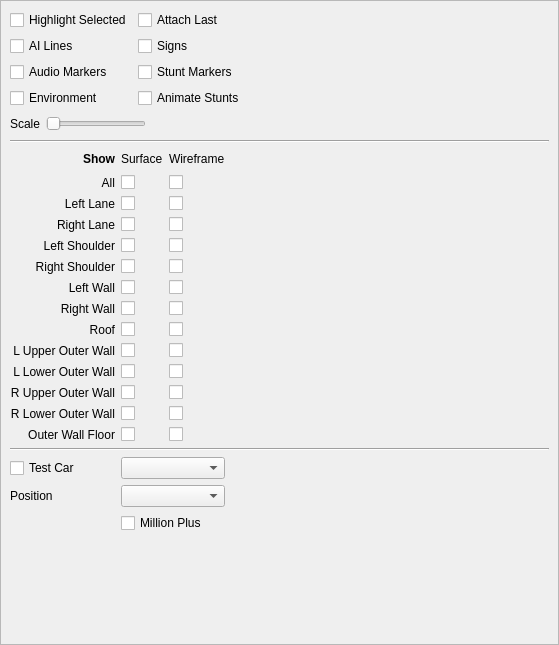
Old version of the form TrackEditor/DisplaySettings.ui in the repository Zizin13/Roller.
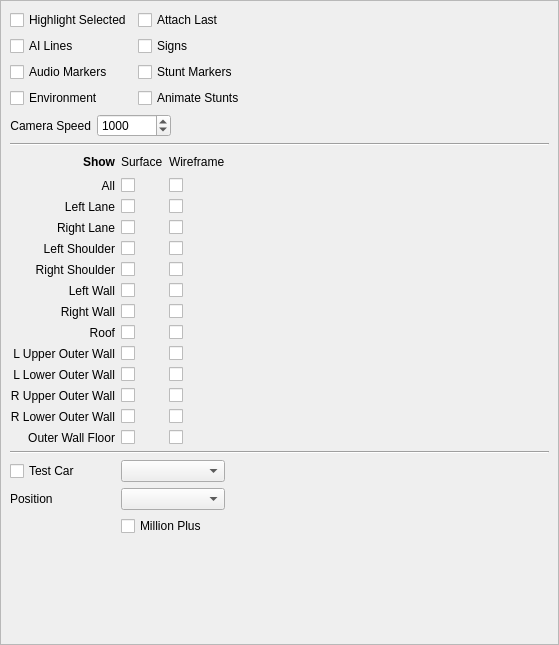
New version of the form.

Commit message: adding camera speed option to replace scale

What changed in the file:
```diff
--- a/TrackEditor/DisplaySettings.ui
+++ b/TrackEditor/DisplaySettings.ui
@@ -357,7 +357,7 @@
            <item>
             <widget class="QLabel" name="label_4">
              <property name="text">
-              <string>Scale</string>
+              <string>Camera Speed</string>
              </property>
              <property name="alignment">
               <set>Qt::AlignRight|Qt::AlignTrailing|Qt::AlignVCenter</set>
@@ -365,21 +365,24 @@
             </widget>
            </item>
            <item>
-            <widget class="QSlider" name="sldScale">
+            <widget class="QSpinBox" name="sbCameraSpeed">
+             <property name="sizePolicy">
+              <sizepolicy hsizetype="Expanding" vsizetype="Fixed">
+               <horstretch>0</horstretch>
+               <verstretch>0</verstretch>
+              </sizepolicy>
+             </property>
              <property name="minimum">
-              <number>1</number>
+              <number>100</number>
              </property>
              <property name="maximum">
-              <number>10</number>
+              <number>3000</number>
+             </property>
+             <property name="singleStep">
+              <number>100</number>
              </property>
              <property name="value">
-              <number>1</number>
-             </property>
-             <property name="orientation">
-              <enum>Qt::Horizontal</enum>
-             </property>
-             <property name="invertedAppearance">
-              <bool>false</bool>
+              <number>1000</number>
              </property>
             </widget>
            </item>
```
Left out of the diff: 98 changed lines with no effect on the pictures. The commit also changes 6 other files.
